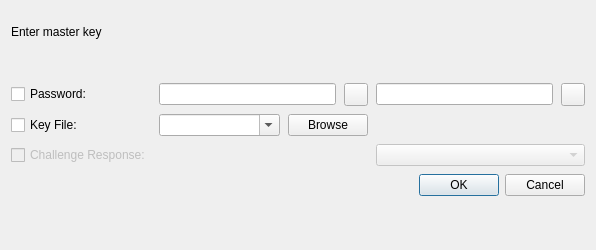
Qt form src/gui/DatabaseOpenWidget.ui (louib/keepassxc) before a commit.
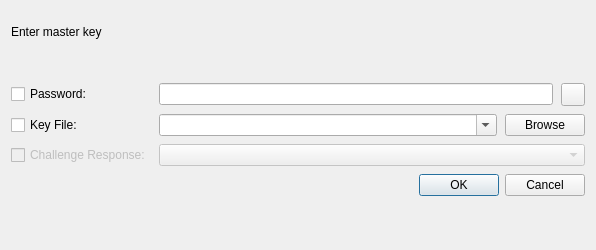
The same form after that commit. Custom widgets are drawn as their Qt base class.

Commit message: Fix broken unlock widget after rebase

```diff
--- a/src/gui/DatabaseOpenWidget.ui
+++ b/src/gui/DatabaseOpenWidget.ui
@@ -69,7 +69,7 @@
        </property>
       </widget>
      </item>
-     <item row="0" column="2">
+          <item row="0" column="1">
       <layout class="QHBoxLayout" name="horizontalLayout">
        <item>
         <widget class="PasswordEdit" name="editPassword">
@@ -111,25 +111,7 @@
        </item>
       </layout>
      </item>
-     <item row="0" column="1">
-      <layout class="QHBoxLayout" name="horizontalLayout">
-       <item>
-        <widget class="PasswordEdit" name="editPassword">
-         <property name="echoMode">
-          <enum>QLineEdit::Password</enum>
-         </property>
-        </widget>
-       </item>
-       <item>
-        <widget class="QToolButton" name="buttonTogglePassword">
-         <property name="checkable">
-          <bool>true</bool>
-         </property>
-        </widget>
-       </item>
-      </layout>
-     </item>
-     <item row="4" column="0">
+          <item row="2" column="0">
       <widget class="QCheckBox" name="checkChallengeResponse">
        <property name="enabled">
         <bool>false</bool>
@@ -139,7 +121,7 @@
        </property>
       </widget>
      </item>
-     <item row="4" column="2">
+          <item row="2" column="1">
       <widget class="QComboBox" name="comboChallengeResponse">
        <property name="enabled">
         <bool>false</bool>
```
Lines whose indentation alone changed are shown as unchanged.
